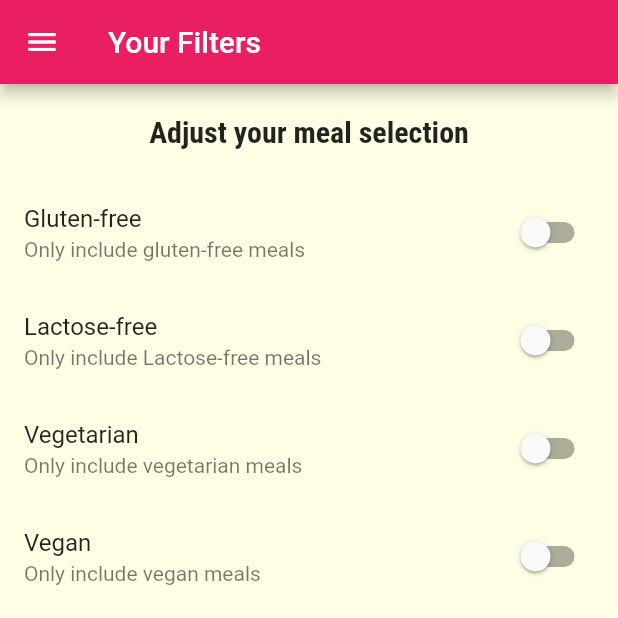
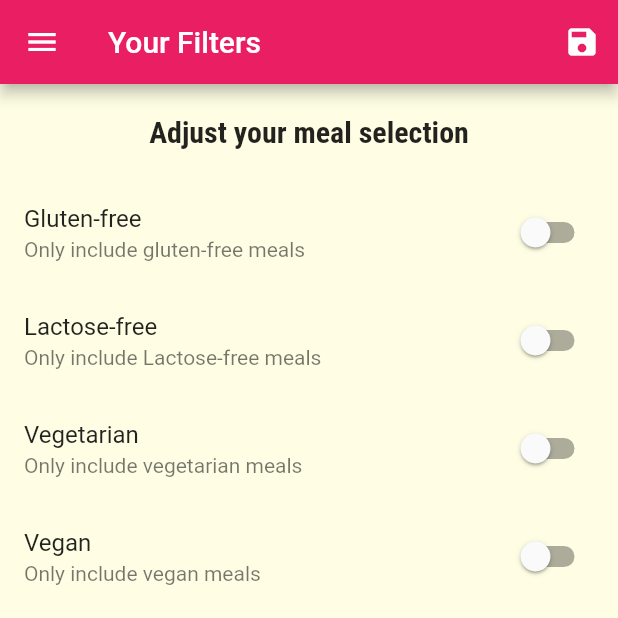
Before and after one commit to AnasAwal/Meal-App, a Flutter app: the screen it shows after launch, in the side drawer, after a tap on "Filters", on a phone screen of 412 x 824 dp, the top half of it. Run offline on Flutter 3.47's test engine with Material 2 defaults, Android fonts, the phone set to English and light mode, and no system bars; missing offline and left inert: dart:ffi.

Commit message:
Add logic for filters

```diff
--- a/lib/main.dart
+++ b/lib/main.dart
@@ -1,15 +1,55 @@
 import 'package:flutter/material.dart';
+import 'package:meal_app/dummy_data.dart';
 import 'package:meal_app/screens/categories_screen.dart';
 import 'package:meal_app/screens/category_meals_screen.dart';
 import 'package:meal_app/screens/filters_screen.dart';
 import 'package:meal_app/screens/meal_details_screen.dart';
 import 'package:meal_app/screens/tabs_screen.dart';
 
+import 'models/meal.dart';
+
 void main() {
   runApp(MyApp());
 }
 
-class MyApp extends StatelessWidget {
+class MyApp extends StatefulWidget {
+  @override
+  _MyAppState createState() => _MyAppState();
+}
+
+class _MyAppState extends State<MyApp> {
+  Map<String, bool> filters = {
+    'gluten': false,
+    'lactose': false,
+    'vegetarian': false,
+    'vegan': false,
+  };
+
+  List<Meal> availableMeals = DUMMY_MEALS;
+
+  void setFilters(Map<String, bool> filtersData) {
+    setState(() {
+      filters = filtersData;
+
+      availableMeals = DUMMY_MEALS.where((meal) {
+        if (filters['gluten'] == true && !meal.isGlutenFree) {
+          return false;
+        }
+        if (filters['lactose'] == true && !meal.isLactoseFree) {
+          return false;
+        }
+        if (filters['vegetarian'] == true && !meal.isVegetarian) {
+          return false;
+        }
+        if (filters['vegan'] == true && !meal.isVegan) {
+          return false;
+        }
+        return true;
+      }).toList();
+    });
+    print("Anas");
+  }
+
   @override
   Widget build(BuildContext context) {
     return MaterialApp(
@@ -31,9 +71,11 @@ class MyApp extends StatelessWidget {
       ),
       routes: {
         '/': (context) => TabsScreen(),
-        CategoryMealsScreen.routename: (context) => CategoryMealsScreen(),
+        CategoryMealsScreen.routename: (context) =>
+            CategoryMealsScreen(availableMeals),
         MealDetailsScreen.routename: (context) => MealDetailsScreen(),
-        FiltersScreen.routename: (context) => FiltersScreen(),
+        FiltersScreen.routename: (context) =>
+            FiltersScreen(filters, setFilters),
       },
     );
   }
--- a/lib/screens/filters_screen.dart
+++ b/lib/screens/filters_screen.dart
@@ -2,9 +2,11 @@ import 'package:flutter/material.dart';
 import 'package:meal_app/widgets/main_drawer.dart';
 
 class FiltersScreen extends StatefulWidget {
-  const FiltersScreen({Key? key}) : super(key: key);
+  static const routename = '/filters';
+  final Function saveFilters;
+  final Map<String, dynamic> currentFilters;
 
-  static const routename = '/filters';
+  FiltersScreen(this.currentFilters, this.saveFilters);
 
   @override
   _FiltersScreenState createState() => _FiltersScreenState();
@@ -27,9 +29,33 @@ class _FiltersScreenState extends State<FiltersScreen> {
   }
 
   @override
+  void initState() {
+    isGlutenFree = widget.currentFilters['gluten'];
+    isLactoseFree = widget.currentFilters['lactose'];
+    isVegan = widget.currentFilters['vegetarian'];
+    isVegetarian = widget.currentFilters['vegan'];
+    super.initState();
+  }
+
+  @override
   Widget build(BuildContext context) {
     return Scaffold(
-      appBar: AppBar(title: Text("Your Filters")),
+      appBar: AppBar(
+        title: Text("Your Filters"),
+        actions: [
+          IconButton(
+              onPressed: () {
+                final Map<String, bool> selectedFilters = {
+                  'gluten': isGlutenFree,
+                  'lactose': isLactoseFree,
+                  'vegetarian': isVegetarian,
+                  'vegan': isVegan,
+                };
+                widget.saveFilters(selectedFilters);
+              },
+              icon: Icon(Icons.save)),
+        ],
+      ),
       body: Column(
         children: [
           Container(
```
Also changed, not shown: lib/screens/category_meals_screen.dart (+8 -2 lines).
